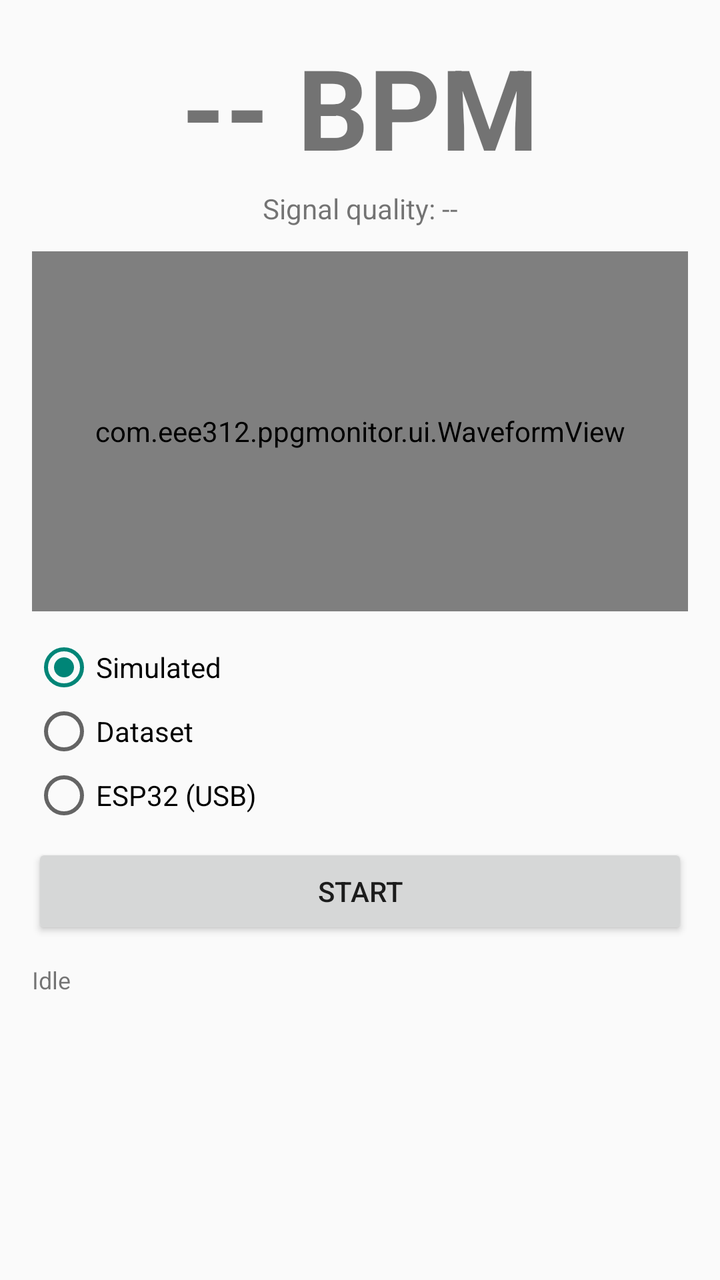
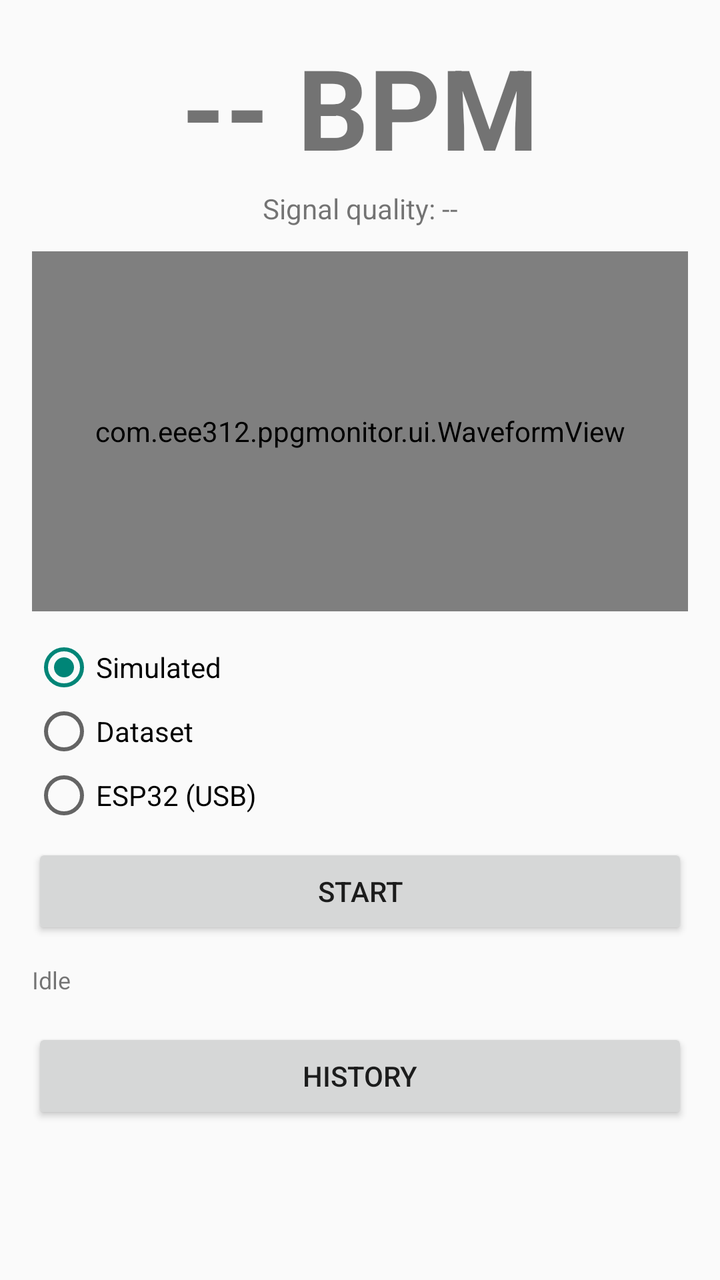

The first picture is an Android layout as it rendered before a commit; the second is the same layout after the commit. The layout source and the unified diff follow.
<!-- AndroidManifest.xml: activity theme Theme.PPGMonitor -->
<!-- res/layout/activity_main.xml -->
<?xml version="1.0" encoding="utf-8"?>
<ScrollView xmlns:android="http://schemas.android.com/apk/res/android"
    android:layout_width="match_parent"
    android:layout_height="match_parent">

<LinearLayout
    android:layout_width="match_parent"
    android:layout_height="wrap_content"
    android:orientation="vertical"
    android:padding="16dp">

    <TextView
        android:id="@+id/tvHr"
        android:layout_width="match_parent"
        android:layout_height="wrap_content"
        android:text="-- BPM"
        android:textSize="56sp"
        android:textStyle="bold"
        android:gravity="center"
        android:layout_marginBottom="4dp" />

    <TextView
        android:id="@+id/tvRefHr"
        android:layout_width="match_parent"
        android:layout_height="wrap_content"
        android:text=""
        android:textSize="14sp"
        android:textStyle="bold"
        android:textColor="#1565C0"
        android:gravity="center"
        android:visibility="gone"
        android:layout_marginBottom="4dp" />

    <TextView
        android:id="@+id/tvSqi"
        android:layout_width="match_parent"
        android:layout_height="wrap_content"
        android:text="Signal quality: --"
        android:textSize="14sp"
        android:gravity="center"
        android:layout_marginBottom="12dp" />

    <com.eee312.ppgmonitor.ui.WaveformView
        android:id="@+id/waveformView"
        android:layout_width="match_parent"
        android:layout_height="180dp"
        android:layout_marginBottom="12dp" />

    <RadioGroup
        android:id="@+id/rgSource"
        android:layout_width="match_parent"
        android:layout_height="wrap_content"
        android:orientation="vertical"
        android:layout_marginBottom="8dp">

        <RadioButton
            android:id="@+id/rbSimulated"
            android:layout_width="wrap_content"
            android:layout_height="wrap_content"
            android:text="Simulated"
            android:checked="true" />

        <RadioButton
            android:id="@+id/rbDataset"
            android:layout_width="wrap_content"
            android:layout_height="wrap_content"
            android:text="Dataset" />

        <RadioButton
            android:id="@+id/rbUsb"
            android:layout_width="wrap_content"
            android:layout_height="wrap_content"
            android:text="ESP32 (USB)" />
    </RadioGroup>

    <LinearLayout
        android:id="@+id/datasetOptionsPanel"
        android:layout_width="match_parent"
        android:layout_height="wrap_content"
        android:orientation="vertical"
        android:visibility="gone"
        android:layout_marginBottom="8dp">

        <Spinner
            android:id="@+id/spDataset"
            android:layout_width="match_parent"
            android:layout_height="wrap_content"
            android:layout_marginBottom="8dp" />

        <TextView
            android:layout_width="wrap_content"
            android:layout_height="wrap_content"
            android:text="Playback speed:"
            android:textSize="12sp" />

        <RadioGroup
            android:id="@+id/rgSpeed"
            android:layout_width="match_parent"
            android:layout_height="wrap_content"
            android:orientation="horizontal"
            android:layout_marginBottom="8dp">

            <RadioButton
                android:id="@+id/rb1x"
                android:layout_width="wrap_content"
                android:layout_height="wrap_content"
                android:text="1x"
                android:checked="true" />

            <RadioButton
                android:id="@+id/rb2x"
                android:layout_width="wrap_content"
                android:layout_height="wrap_content"
                android:text="2x"
                android:layout_marginStart="16dp" />

            <RadioButton
                android:id="@+id/rb4x"
                android:layout_width="wrap_content"
                android:layout_height="wrap_content"
                android:text="4x"
                android:layout_marginStart="16dp" />

            <RadioButton
                android:id="@+id/rbFast"
                android:layout_width="wrap_content"
                android:layout_height="wrap_content"
                android:text="Fast"
                android:layout_marginStart="16dp" />
        </RadioGroup>

        <CheckBox
            android:id="@+id/cbLoop"
            android:layout_width="wrap_content"
            android:layout_height="wrap_content"
            android:text="Loop" />

    </LinearLayout>

    <Button
        android:id="@+id/btnStartStop"
        android:layout_width="match_parent"
        android:layout_height="wrap_content"
        android:text="Start" />

    <TextView
        android:id="@+id/tvStatus"
        android:layout_width="match_parent"
        android:layout_height="wrap_content"
        android:text="Idle"
        android:textSize="12sp"
        android:layout_marginTop="12dp" />

</LinearLayout>
</ScrollView>
<!-- resources referenced by this layout -->
<resources>
  <style name="Theme.PPGMonitor" parent="Theme.AppCompat.Light.NoActionBar" />
</resources>

<!-- the commit's change to res/layout/activity_main.xml (unified diff, before → after) -->
@@ -151,5 +151,12 @@
         android:textSize="12sp"
         android:layout_marginTop="12dp" />
 
+    <Button
+        android:id="@+id/btnHistory"
+        android:layout_width="match_parent"
+        android:layout_height="wrap_content"
+        android:layout_marginTop="16dp"
+        android:text="History" />
+
 </LinearLayout>
 </ScrollView>
